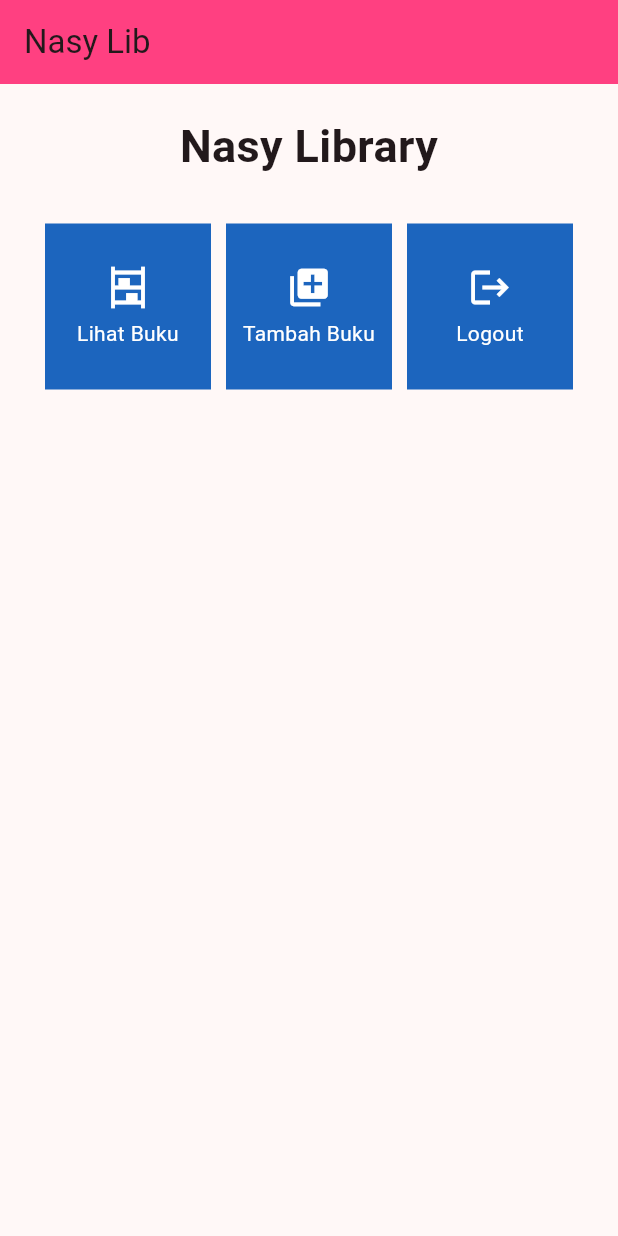
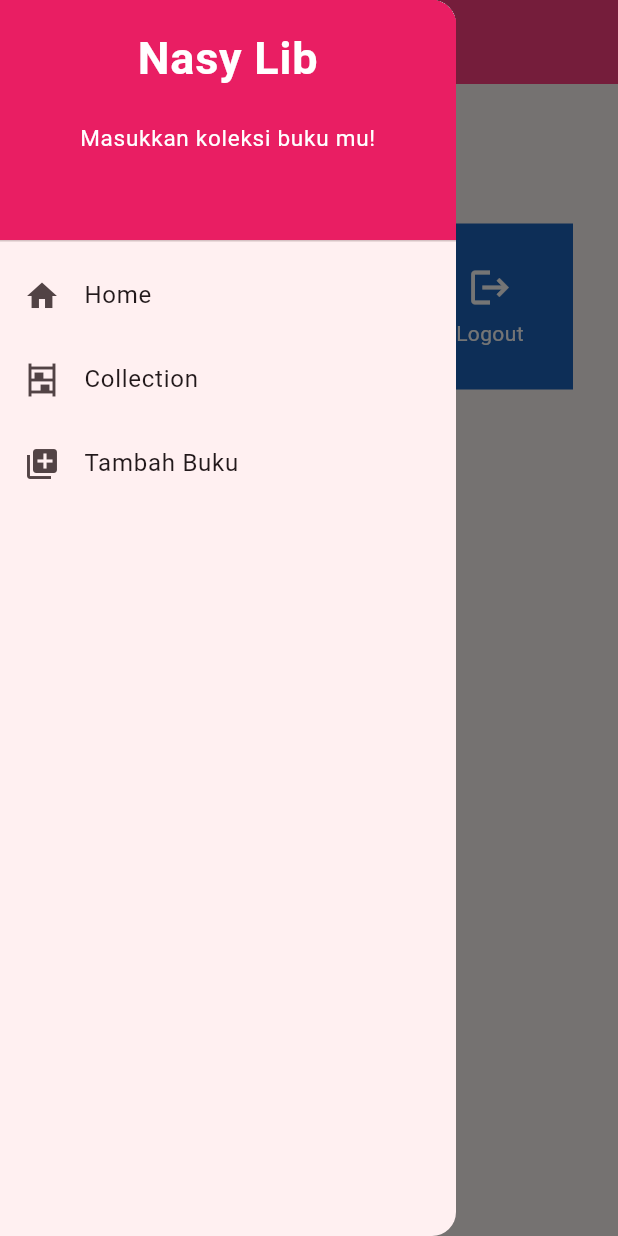
Before and after one commit to Nsyay/nasy-lib-mobile, a Flutter app: the screen it shows after launch, with the side drawer open (before the commit the screen has no drawer), on a phone screen of 412 x 824 dp. Run offline on Flutter 3.47's test engine with Material 2 defaults, Android fonts, the phone set to English and light mode, and no system bars.

Commit message:
Tugas 8 done

```diff
--- a/lib/main.dart
+++ b/lib/main.dart
@@ -1,5 +1,5 @@
 import 'package:flutter/material.dart';
-import 'package:nasy_lib_mobile/menu.dart';
+import 'package:nasy_lib_mobile/screens/menu.dart';
 
 void main() {
   runApp(const MyApp());
@@ -12,6 +12,8 @@ class MyApp extends StatelessWidget {
   @override
   Widget build(BuildContext context) {
     return MaterialApp(
+      home: MyHomePage(),
+      debugShowCheckedModeBanner: false,
       title: 'Flutter Demo',
       theme: ThemeData(
         // This is the theme of your application.
@@ -32,7 +34,6 @@ class MyApp extends StatelessWidget {
         colorScheme: ColorScheme.fromSeed(seedColor: Colors.pinkAccent),
         useMaterial3: true,
       ),
-      home: MyHomePage(),
     );
   }
 }
--- a/lib/menu.dart
+++ b/lib/screens/menu.dart
@@ -1,5 +1,7 @@
 import 'package:flutter/material.dart';
-import 'dart:math';
+import 'package:nasy_lib_mobile/widgets/drawerlib.dart';
+import 'package:nasy_lib_mobile/widgets/book_card.dart';
+
 
 class MyHomePage extends StatelessWidget {
   MyHomePage({Key? key}) : super(key: key);
@@ -24,9 +26,12 @@ class MyHomePage extends StatelessWidget {
           appBar: AppBar(
             title: const Text(
               'Nasy Lib',
+              style: TextStyle(fontWeight: FontWeight.bold, color: Colors.white),
             ),
             backgroundColor: Colors.pinkAccent,
+            foregroundColor: Colors.white,
           ),
+          drawer: const LeftDrawer(),
           body: SingleChildScrollView(
             child: Padding(
               padding: const EdgeInsets.all(10),
@@ -37,7 +42,7 @@ class MyHomePage extends StatelessWidget {
                     child: Text(
                       'Nasy Library',
                       textAlign: TextAlign.center,
-                      style: TextStyle(fontSize: 30, fontWeight: FontWeight.bold),
+                      style: TextStyle(fontSize: 30, fontWeight: FontWeight.bold, color: Colors.pink),
                     ),
                   ),
                   GridView.count(
@@ -58,63 +63,3 @@ class MyHomePage extends StatelessWidget {
         );
     }
 }
-
-class BookMenu {
-  final String name;
-  final IconData icon;
-
-  BookMenu(this.name, this.icon);
-}
-
-class BookCard extends StatelessWidget {
-  final BookMenu item;
-
-  const BookCard(this.item, {super.key}); // Constructor
-
-  @override
-  Widget build(BuildContext context) {
-    return Material(
-      color: getRandomColor(),
-      child: InkWell(
-        onTap: () {
-          ScaffoldMessenger.of(context)
-            ..hideCurrentSnackBar()
-            ..showSnackBar(SnackBar(
-                backgroundColor: Colors.pinkAccent,
-                content: Text("Kamu telah menekan tombol ${item.name}!")));
-        },
-        child: Container(
-          padding: const EdgeInsets.all(8),
-          child: Center(
-            child: Column(
-              mainAxisAlignment: MainAxisAlignment.center,
-              children: [
-                Icon(
-                  item.icon,
-                  color: Colors.white,
-                  size: 30.0,
-                ),
-                const Padding(padding: EdgeInsets.all(3)),
-                Text(
-                  item.name,
-                  textAlign: TextAlign.center,
-                  style: const TextStyle(color: Colors.white),
-                ),
-              ],
-            ),
-          ),
-        ),
-      ),
-    );
-  }
-}
-
-Color getRandomColor() {
-  final Random random = Random();
-  return Color.fromARGB(
-    255,
-    random.nextInt(256),
-    random.nextInt(256),
-    random.nextInt(256),
-  );
-}
--- /dev/null
+++ b/lib/widgets/book_card.dart
@@ -0,0 +1,72 @@
+import 'package:flutter/material.dart';
+import 'package:nasy_lib_mobile/screens/book_form.dart';
+import 'package:nasy_lib_mobile/screens/book_view.dart';
+import 'dart:math';
+
+class BookMenu {
+  final String name;
+  final IconData icon;
+
+  BookMenu(this.name, this.icon);
+}
+
+class BookCard extends StatelessWidget {
+  final BookMenu item;
+
+  const BookCard(this.item, {super.key}); // Constructor
+
+  @override
+  Widget build(BuildContext context) {
+    return Material(
+      color: getRandomColor(),
+      child: InkWell(
+        onTap: () {
+          ScaffoldMessenger.of(context)
+            ..hideCurrentSnackBar()
+            ..showSnackBar(SnackBar(
+                backgroundColor: Colors.pinkAccent,
+                content: Text("Kamu telah menekan tombol ${item.name}!")));
+          if(item.name == "Tambah Buku"){
+            Navigator.push(context,
+            MaterialPageRoute(builder: (context) => const BookForm()));
+          }
+          if(item.name == "Lihat Buku"){
+            Navigator.push(context,
+            MaterialPageRoute(builder: (context) => BookView(books : Book.allBooks)));
+          }
+        },
+        child: Container(
+          padding: const EdgeInsets.all(8),
+          child: Center(
+            child: Column(
+              mainAxisAlignment: MainAxisAlignment.center,
+              children: [
+                Icon(
+                  item.icon,
+                  color: Colors.white,
+                  size: 30.0,
+                ),
+                const Padding(padding: EdgeInsets.all(3)),
+                Text(
+                  item.name,
+                  textAlign: TextAlign.center,
+                  style: const TextStyle(color: Colors.white),
+                ),
+              ],
+            ),
+          ),
+        ),
+      ),
+    );
+  }
+}
+
+Color getRandomColor() {
+  final Random random = Random();
+  return Color.fromARGB(
+    255,
+    random.nextInt(256),
+    random.nextInt(256),
+    random.nextInt(256),
+  );
+}
--- /dev/null
+++ b/lib/widgets/drawerlib.dart
@@ -0,0 +1,79 @@
+import 'package:flutter/material.dart';
+import 'package:nasy_lib_mobile/screens/menu.dart';
+import 'package:nasy_lib_mobile/screens/book_form.dart';
+import 'package:nasy_lib_mobile/screens/book_view.dart';
+
+
+class LeftDrawer extends StatelessWidget {
+  const LeftDrawer({super.key});
+
+  @override
+  Widget build(BuildContext context) {
+    return Drawer(
+      child: ListView(
+        children: [
+          const DrawerHeader(
+            decoration: BoxDecoration(
+              color: Colors.pink,
+            ),
+            child: Column(
+              children: [
+                Text(
+                  'Nasy Lib',
+                  textAlign: TextAlign.center,
+                  style: TextStyle(
+                    fontSize: 30,
+                    fontWeight: FontWeight.bold,
+                    color: Colors.white,
+                  ),
+                ),
+                Padding(padding: EdgeInsets.all(10)),
+                Text("Masukkan koleksi buku mu!",
+                    textAlign: TextAlign.center,
+                    style: TextStyle(
+                      fontSize: 15,
+                      color: Colors.white,
+                    ),
+                ),
+              ],
+            ),
+          ),
+          ListTile(
+            leading: const Icon(Icons.home),
+            title: const Text('Home'),
+            onTap: () {
+              Navigator.pushReplacement(
+                  context,
+                  MaterialPageRoute(
+                    builder: (context) => MyHomePage(),
+                  ));
+            },
+          ),
+          ListTile(
+            leading: const Icon(Icons.shelves),
+            title: const Text('Collection'),
+            onTap: () {
+              Navigator.pushReplacement(
+                  context,
+                  MaterialPageRoute(
+                    builder: (context) => BookView(books: Book.allBooks,),
+                  ));
+            },
+          ),
+          ListTile(
+            leading: const Icon(Icons.library_add),
+            title: const Text('Tambah Buku'),
+            // Bagian redirection ke ShopFormPage
+            onTap: () {
+              Navigator.pushReplacement(
+                  context,
+                  MaterialPageRoute(
+                    builder: (context) => const BookForm(),
+              ));
+            },
+          ),
+        ],
+      ),
+    );
+  }
+}
```
Also changed, not shown: lib/screens/book_form.dart (added, +171 -0 lines), lib/screens/book_view.dart (added, +42 -0 lines), 1 other file.
